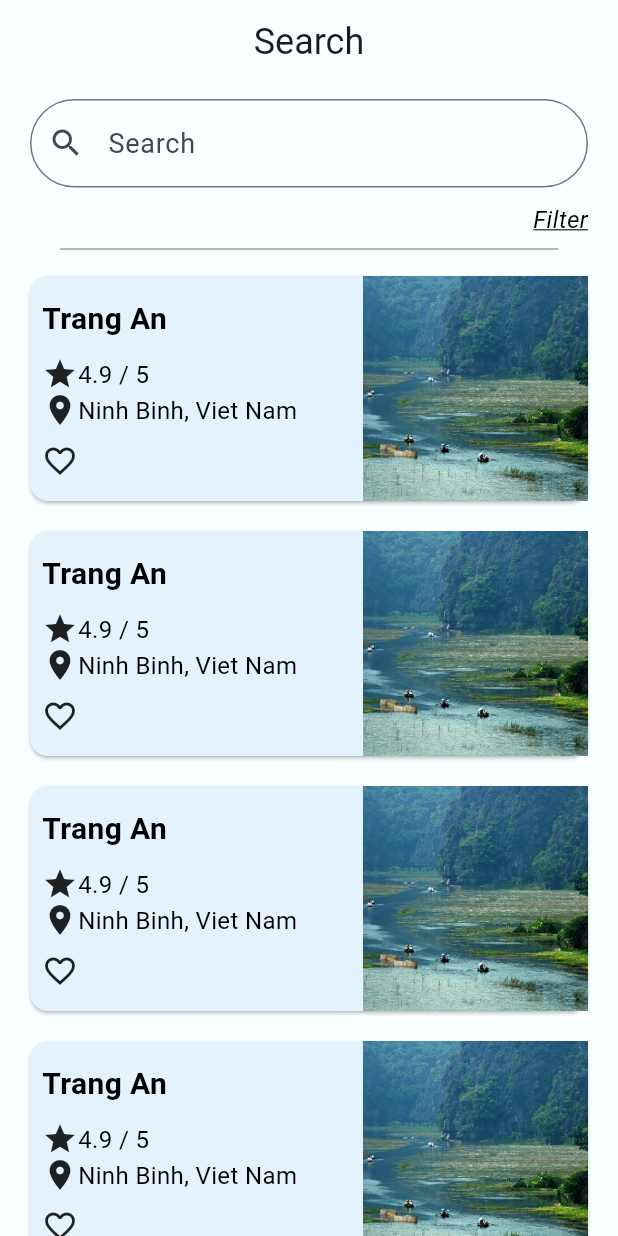
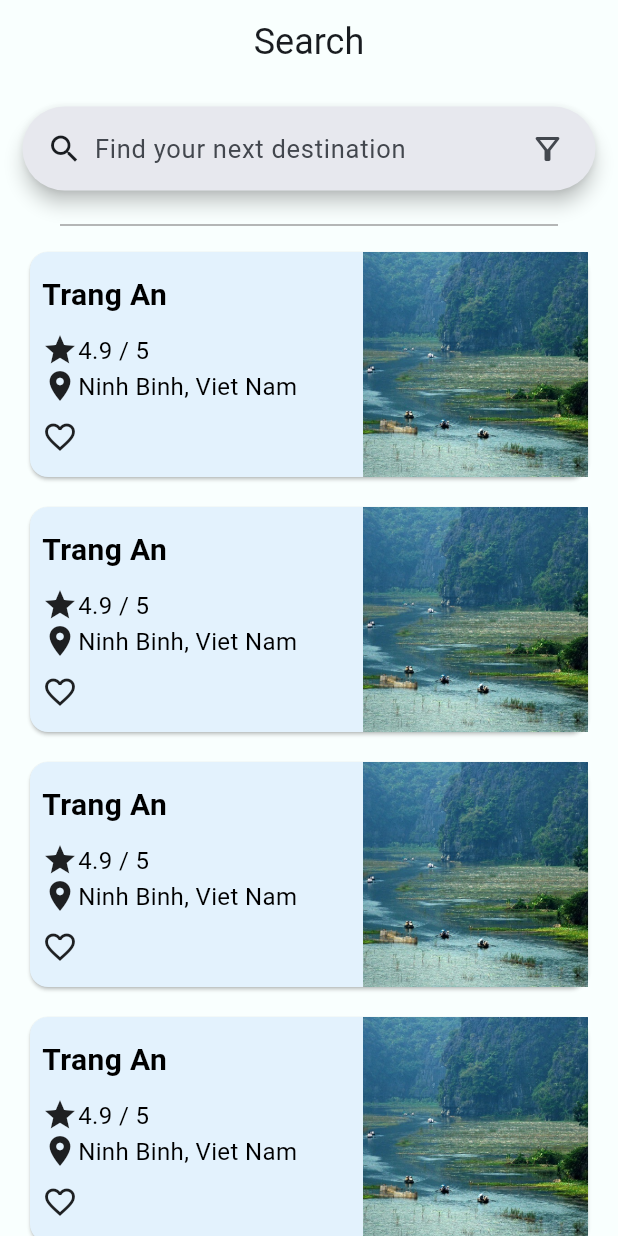
Before and after one commit to hungdungn47/travel-guide-app, a Flutter app: the SearchPage screen opened directly, on a phone screen of 412 x 824 dp. Run offline on Flutter 3.47's test engine with Material 3 defaults, Android fonts, the light colour scheme and no system bars; our stand-ins replace carousel_slider, flutter_bloc, freezed_annotation, get, get_storage and 2 more; accounts and stored records are empty; generated files the repository leaves out were written again.

Commit message:
fix navigation issue

```diff
--- a/lib/presentation/screens/Search/search_page.dart
+++ b/lib/presentation/screens/Search/search_page.dart
@@ -3,6 +3,9 @@ import 'dart:ui';
 import 'package:flutter/material.dart';
 import 'package:get/get_navigation/src/routes/get_transition_mixin.dart';
 import 'package:travel_guide_app/main.dart';
+import 'package:travel_guide_app/models/Destination.dart';
+import 'package:travel_guide_app/presentation/screens/DestinationDetails/destination_details_page.dart';
+import 'package:travel_guide_app/utils/helper_functions.dart';
 
 class SearchPage extends StatefulWidget {
   const SearchPage({Key? key}) : super(key: key);
@@ -21,43 +24,44 @@ class _SearchPageState extends State<SearchPage> {
       ),
       body: Column(
         children: [
-          Padding(
-            padding: const EdgeInsets.symmetric(horizontal: 20, vertical: 10),
-            child: TextField(
-              decoration: InputDecoration(
-                hintText: 'Search',
-                prefixIcon: Icon(Icons.search),
-                border: OutlineInputBorder(
-                  borderRadius: BorderRadius.circular(30),
-                ),
-              ),
-            ),
-          ),
-          Padding(
-            padding: EdgeInsets.only(right: 20),
-            child: Row(
-              mainAxisAlignment: MainAxisAlignment.end,
-              children: [
-                GestureDetector(
-                  child: const Text(
-                    'Filter',
-                    style: TextStyle(
-                      decoration: TextDecoration.underline,
-                      fontStyle: FontStyle.italic,
-                    ),
-                  ),
-                  onTap: () => {
-                    showModalBottomSheet(
-                        context: context,
-                        builder: (BuildContext context) {
-                          return BottomModalMenu();
-                        },
-                        showDragHandle: true),
-                  },
-                ),
-              ],
-            ),
-          ),
+          // Padding(
+          //   padding: const EdgeInsets.symmetric(horizontal: 20, vertical: 10),
+          //   child: TextField(
+          //     decoration: InputDecoration(
+          //       hintText: 'Search',
+          //       prefixIcon: Icon(Icons.search),
+          //       border: OutlineInputBorder(
+          //         borderRadius: BorderRadius.circular(30),
+          //       ),
+          //     ),
+          //   ),
+          // ),
+          _buildSearchBar(context),
+          // Padding(
+          //   padding: EdgeInsets.only(right: 20),
+          //   child: Row(
+          //     mainAxisAlignment: MainAxisAlignment.end,
+          //     children: [
+          //       GestureDetector(
+          //         child: const Text(
+          //           'Filter',
+          //           style: TextStyle(
+          //             decoration: TextDecoration.underline,
+          //             fontStyle: FontStyle.italic,
+          //           ),
+          //         ),
+          //         onTap: () => {
+          //           showModalBottomSheet(
+          //               context: context,
+          //               builder: (BuildContext context) {
+          //                 return BottomModalMenu();
+          //               },
+          //               showDragHandle: true),
+          //         },
+          //       ),
+          //     ],
+          //   ),
+          // ),
           const Padding(
             padding: const EdgeInsets.symmetric(horizontal: 40),
             child: Divider(
@@ -80,6 +84,86 @@ class _SearchPageState extends State<SearchPage> {
   }
 }
 
+Widget _buildSearchBar(BuildContext context) {
+    return Container(
+      padding: const EdgeInsets.symmetric(horizontal: 15.0, vertical: 15.0),
+      child: SearchAnchor(
+          isFullScreen: false,
+          headerTextStyle: const TextStyle(
+            fontSize: 17,
+            fontWeight: FontWeight.w400,
+          ),
+          viewElevation: 5.0,
+          viewConstraints: const BoxConstraints(
+            minHeight: 100,
+            maxHeight: 300,
+          ),
+          builder: (context, controller) {
+            return SearchBar(
+              controller: controller,
+              hintText: 'Find your next destination',
+              hintStyle: WidgetStateProperty.all(
+                const TextStyle(
+                  fontSize: 17,
+                  fontWeight: FontWeight.w400,
+                ),
+              ),
+              elevation: const WidgetStatePropertyAll(5.0),
+              onSubmitted: (prompt) async {
+                // TODO: Call API to update hotel lists
+                // await _controller.updateHotelLists(prompt);
+              },
+              textStyle: WidgetStateProperty.all(
+                const TextStyle(fontSize: 17, fontWeight: FontWeight.w400),
+              ),
+              onTap: () {
+                controller.openView();
+              },
+              onChanged: (_) {
+                controller.openView();
+              },
+              leading: const Padding(
+                padding: EdgeInsets.only(left: 8.0),
+                child: Icon(Icons.search),
+              ),
+              trailing: <Widget>[
+                IconButton(
+                  icon: const Icon(Icons.filter_alt_outlined),
+                  onPressed: () {
+                    showModalBottomSheet(
+                        context: context,
+                        builder: (BuildContext context) {
+                          return BottomModalMenu();
+                        },
+                        showDragHandle: true);
+                  },
+                ),
+              ],
+            );
+          },
+          suggestionsBuilder:
+              (BuildContext context, SearchController controller) async {
+            List<String> suggestions =
+                // TODO: Replace with actual suggestions (Call API)
+                ["A", "P", "I", "haha", "stupid"];
+            return List<ListTile>.generate(suggestions.length, (int index) {
+              return ListTile(
+                title: Text(
+                  suggestions[index],
+                  style: const TextStyle(
+                      fontSize: 16, fontWeight: FontWeight.w400),
+                ),
+                onTap: () async {
+                  controller.closeView(suggestions[index]);
+                  // TODO: Call API to update hotel lists
+                  // await _controller.updateHotelLists(suggestions[index]);
+                },
+              );
+            });
+          }),
+    );
+  }
+
 class DestinationCard extends StatefulWidget {
   const DestinationCard({Key? key}) : super(key: key);
 
@@ -92,7 +176,12 @@ class _DestinationCardState extends State<DestinationCard> {
 
   @override
   Widget build(BuildContext context) {
-    return Card(
+    return GestureDetector(
+      onTap: () {
+        // TODO: Navigate to the actual destination details page (State management)
+        HelperFunctions.navigateToScreen(screen: DestinationDetailsPage(destinationId: 1));
+      },
+      child: Card(
         margin: const EdgeInsets.symmetric(horizontal: 20, vertical: 10),
         color: Colors.blue.shade50,
         shadowColor: Theme.of(context).shadowColor,
@@ -162,6 +251,7 @@ class _DestinationCardState extends State<DestinationCard> {
                   fit: BoxFit.cover),
             )
           ],
+        ),
       ),
     );
   }
```
Lines whose indentation alone changed are shown as unchanged.
